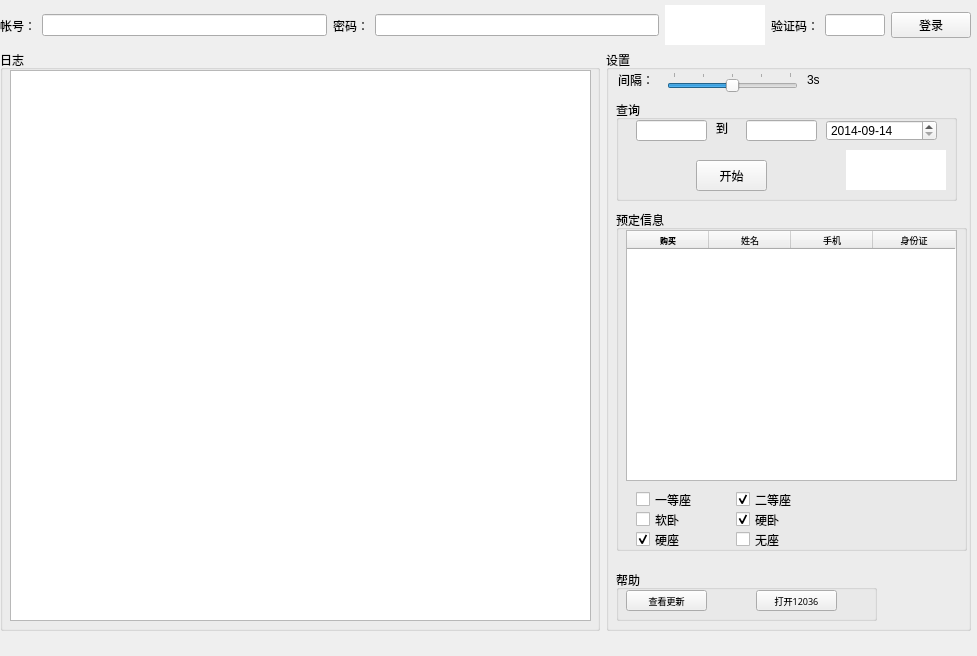
Old version of the form main.ui in the repository slan-ning/xilinTicketV2.
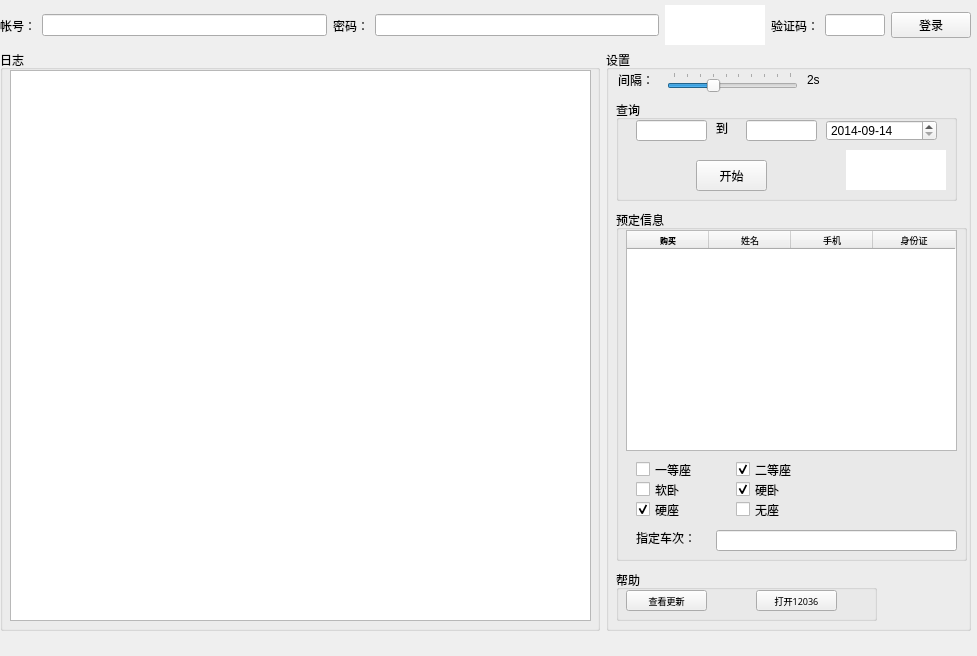
New version of the form. Icons and pictures are not drawn. Custom widgets are drawn as their Qt base class.

Commit message: 增加指定车次

What changed in the file:
```diff
--- a/main.ui
+++ b/main.ui
@@ -147,7 +147,7 @@
          </rect>
         </property>
         <property name="text">
-         <string>3s</string>
+         <string>2s</string>
         </property>
        </widget>
        <widget class="QGroupBox" name="group_query">
@@ -285,7 +285,7 @@
           <x>10</x>
           <y>160</y>
           <width>351</width>
-          <height>341</height>
+          <height>351</height>
          </rect>
         </property>
         <property name="title">
@@ -297,7 +297,7 @@
            <x>10</x>
            <y>20</y>
            <width>331</width>
-           <height>251</height>
+           <height>221</height>
           </rect>
          </property>
          <property name="font">
@@ -368,7 +368,7 @@
          <property name="geometry">
           <rect>
            <x>20</x>
-           <y>280</y>
+           <y>250</y>
            <width>91</width>
            <height>19</height>
           </rect>
@@ -381,7 +381,7 @@
          <property name="geometry">
           <rect>
            <x>120</x>
-           <y>280</y>
+           <y>250</y>
            <width>91</width>
            <height>19</height>
           </rect>
@@ -397,7 +397,7 @@
          <property name="geometry">
           <rect>
            <x>20</x>
-           <y>300</y>
+           <y>270</y>
            <width>91</width>
            <height>19</height>
           </rect>
@@ -410,7 +410,7 @@
          <property name="geometry">
           <rect>
            <x>120</x>
-           <y>300</y>
+           <y>270</y>
            <width>91</width>
            <height>19</height>
           </rect>
@@ -426,7 +426,7 @@
          <property name="geometry">
           <rect>
            <x>20</x>
-           <y>320</y>
+           <y>290</y>
            <width>91</width>
            <height>19</height>
           </rect>
@@ -442,7 +442,7 @@
          <property name="geometry">
           <rect>
            <x>120</x>
-           <y>320</y>
+           <y>290</y>
            <width>91</width>
            <height>19</height>
           </rect>
@@ -451,6 +451,29 @@
           <string>无座</string>
          </property>
         </widget>
+        <widget class="QLineEdit" name="edit_train_num">
+         <property name="geometry">
+          <rect>
+           <x>100</x>
+           <y>320</y>
+           <width>241</width>
+           <height>21</height>
+          </rect>
+         </property>
+        </widget>
+        <widget class="QLabel" name="label_4">
+         <property name="geometry">
+          <rect>
+           <x>20</x>
+           <y>320</y>
+           <width>72</width>
+           <height>15</height>
+          </rect>
+         </property>
+         <property name="text">
+          <string>指定车次：</string>
+         </property>
+        </widget>
        </widget>
        <widget class="QGroupBox" name="groupBox_5">
         <property name="geometry">
@@ -529,7 +552,7 @@
          <number>1</number>
         </property>
         <property name="maximum">
-         <number>5</number>
+         <number>10</number>
         </property>
         <property name="singleStep">
          <number>1</number>
@@ -538,7 +561,7 @@
          <number>1</number>
         </property>
         <property name="value">
-         <number>3</number>
+         <number>4</number>
         </property>
         <property name="tracking">
          <bool>true</bool>
```
The commit also changes 2 other files.
